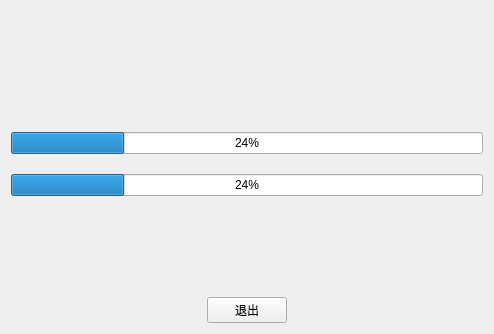
CodingRookie98/Sudoku-Solo, file src/ui/page/gameResourceCheckWidget.ui: the form before one commit.
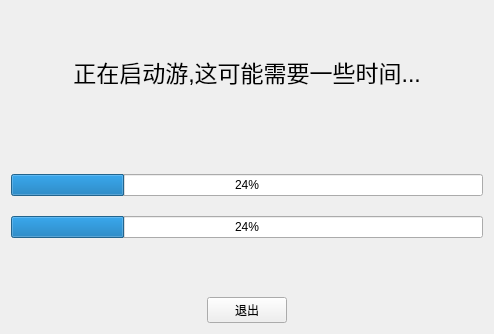
The form after the commit.

The edit to the form file:
```diff
--- a/src/ui/page/gameResourceCheckWidget.ui
+++ b/src/ui/page/gameResourceCheckWidget.ui
@@ -14,6 +14,34 @@
    <string>正在启动游戏</string>
   </property>
   <layout class="QVBoxLayout" name="verticalLayout_3">
+   <item>
+    <spacer name="verticalSpacer_3">
+     <property name="orientation">
+      <enum>Qt::Vertical</enum>
+     </property>
+     <property name="sizeHint" stdset="0">
+      <size>
+       <width>20</width>
+       <height>40</height>
+      </size>
+     </property>
+    </spacer>
+   </item>
+   <item>
+    <widget class="QLabel" name="label">
+     <property name="font">
+      <font>
+       <pointsize>17</pointsize>
+      </font>
+     </property>
+     <property name="text">
+      <string>正在启动游,这可能需要一些时间...</string>
+     </property>
+     <property name="alignment">
+      <set>Qt::AlignCenter</set>
+     </property>
+    </widget>
+   </item>
    <item>
     <spacer name="verticalSpacer">
      <property name="orientation">
@@ -22,7 +50,7 @@
      <property name="sizeHint" stdset="0">
       <size>
        <width>20</width>
-       <height>80</height>
+       <height>53</height>
       </size>
      </property>
     </spacer>
@@ -116,7 +144,7 @@
      <property name="sizeHint" stdset="0">
       <size>
        <width>20</width>
-       <height>80</height>
+       <height>53</height>
       </size>
      </property>
     </spacer>
```
